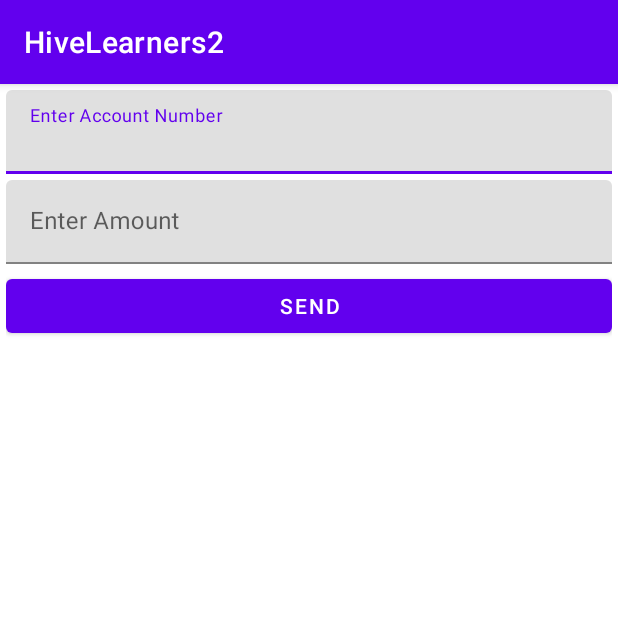
After one commit to faisalamin9696/HiveLearners2, an Android app: the Transfer_Funds_Activity screen opened directly, with no data from a screen before it, on a phone screen of 412 x 824 dp, the top half of it. The commit adds this screen. Run offline under Robolectric (Android 15) with nearby library versions, the phone set to English and light mode, and no system bars; our stand-ins replace Firebase (no records; nobody signed in at launch, a user with empty details on screens opened directly).

Commit message:
Lecture 41 Update

```diff
--- a/app/src/main/AndroidManifest.xml
+++ b/app/src/main/AndroidManifest.xml
@@ -15,6 +15,9 @@
         android:supportsRtl="true"
         android:theme="@style/Theme.HiveLearners2"
         tools:targetApi="31">
+        <activity
+            android:name=".Transfer_Funds_Activity"
+            android:exported="false" />
         <activity
             android:name=".Blogs_Activity"
             android:exported="false" />
--- /dev/null
+++ b/app/src/main/java/com/example/hivelearners2/Transfer_Funds_Activity.java
@@ -0,0 +1,76 @@
+package com.example.hivelearners2;
+
+import androidx.annotation.NonNull;
+import androidx.appcompat.app.AppCompatActivity;
+
+import android.app.ProgressDialog;
+import android.os.Bundle;
+import android.view.View;
+import android.widget.EditText;
+import android.widget.ProgressBar;
+import android.widget.Toast;
+
+import com.google.android.gms.tasks.OnCompleteListener;
+import com.google.android.gms.tasks.Task;
+import com.google.android.material.button.MaterialButton;
+import com.google.firebase.database.DatabaseReference;
+import com.google.firebase.database.FirebaseDatabase;
+
+import java.util.HashMap;
+import java.util.Objects;
+
+public class Transfer_Funds_Activity extends AppCompatActivity {
+
+    private EditText account_num_et, amount_et;
+    private MaterialButton send_btn;
+    private ProgressDialog progressDialog;
+
+    private FirebaseDatabase database = FirebaseDatabase.getInstance();
+    private DatabaseReference sendings_ref;
+
+    @Override
+    protected void onCreate(Bundle savedInstanceState) {
+        super.onCreate(savedInstanceState);
+        setContentView(R.layout.activity_transfer_funds);
+
+        account_num_et = findViewById(R.id.account_num_et);
+        amount_et = findViewById(R.id.amount_et);
+        send_btn = findViewById(R.id.send_payment_btn);
+        progressDialog = new ProgressDialog(Transfer_Funds_Activity.this);
+
+        sendings_ref = database.getReference("sendings");
+
+        send_btn.setOnClickListener(v -> {
+            // Button Click Listener
+            String account = account_num_et.getText().toString().trim();
+            String amount = amount_et.getText().toString().trim();
+            if (account.isEmpty() || amount.isEmpty()) {
+                Toast.makeText(this, "Some field are empty", Toast.LENGTH_SHORT).show();
+                return;
+            }
+            HashMap<String, Object> hashMap = new HashMap<String, Object>();
+            hashMap.put("account", account);
+            hashMap.put("amount", amount);
+
+            progressDialog.setCancelable(false);
+            progressDialog.setMessage("Please wait...");
+            progressDialog.show();
+
+            sendings_ref.push().setValue(hashMap).addOnCompleteListener(task -> {
+
+                if (task.isSuccessful()) {
+                    if (progressDialog.isShowing())
+                        progressDialog.cancel();
+
+                    Toast.makeText(this, "Data Added", Toast.LENGTH_SHORT).show();
+                } else {
+                    if (progressDialog.isShowing())
+                        progressDialog.cancel();
+                    Toast.makeText(this, "Failed", Toast.LENGTH_SHORT).show();
+                }
+            });
+
+
+        });
+    }
+}
--- /dev/null
+++ b/app/src/main/res/layout/activity_transfer_funds.xml
@@ -0,0 +1,43 @@
+<?xml version="1.0" encoding="utf-8"?>
+<LinearLayout xmlns:android="http://schemas.android.com/apk/res/android"
+    xmlns:app="http://schemas.android.com/apk/res-auto"
+    xmlns:tools="http://schemas.android.com/tools"
+    android:layout_width="match_parent"
+    android:layout_height="match_parent"
+    android:layout_margin="4dp"
+    android:orientation="vertical"
+    tools:context=".Transfer_Funds_Activity">
+
+    <com.google.android.material.textfield.TextInputLayout
+        android:layout_width="match_parent"
+        android:layout_height="wrap_content"
+        android:hint="Enter Account Number">
+
+        <EditText
+            android:id="@+id/account_num_et"
+            android:layout_width="match_parent"
+            android:layout_height="wrap_content" />
+
+    </com.google.android.material.textfield.TextInputLayout>
+
+    <com.google.android.material.textfield.TextInputLayout
+        android:layout_width="match_parent"
+        android:layout_height="wrap_content"
+        android:layout_marginTop="4dp"
+        android:hint="Enter Amount">
+
+        <EditText
+            android:id="@+id/amount_et"
+            android:layout_width="match_parent"
+            android:layout_height="wrap_content"
+            android:inputType="number"/>
+
+    </com.google.android.material.textfield.TextInputLayout>
+
+    <com.google.android.material.button.MaterialButton
+        android:id="@+id/send_payment_btn"
+        android:layout_width="match_parent"
+        android:layout_height="wrap_content"
+        android:layout_marginTop="4dp"
+        android:text="Send" />
+</LinearLayout>
--- a/app/src/main/res/layout/activity_welcome.xml
+++ b/app/src/main/res/layout/activity_welcome.xml
@@ -73,7 +73,7 @@
             </androidx.cardview.widget.CardView>
 
             <androidx.cardview.widget.CardView
-
+                android:id="@+id/transfer_card"
                 android:layout_width="match_parent"
                 android:layout_height="100dp"
                 android:layout_weight="1"
```
Also changed, not shown: app/src/main/java/com/example/hivelearners2/Welcome_Activity.java (+7 -1 lines).
